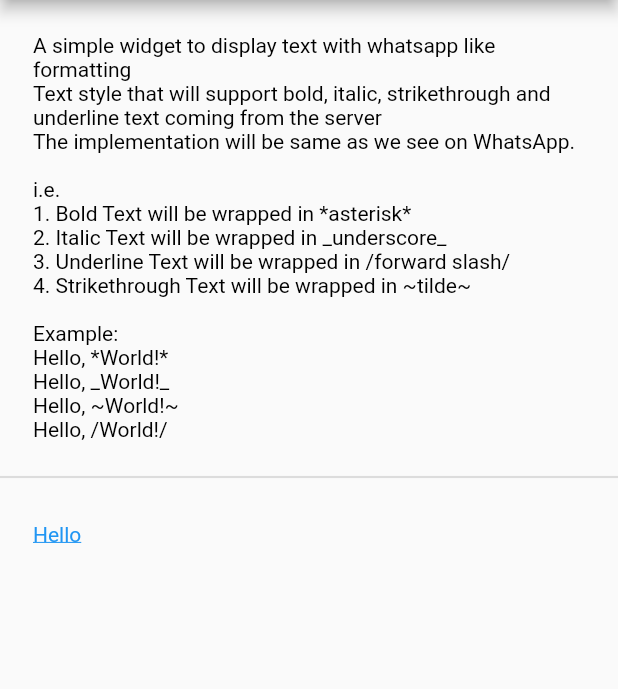
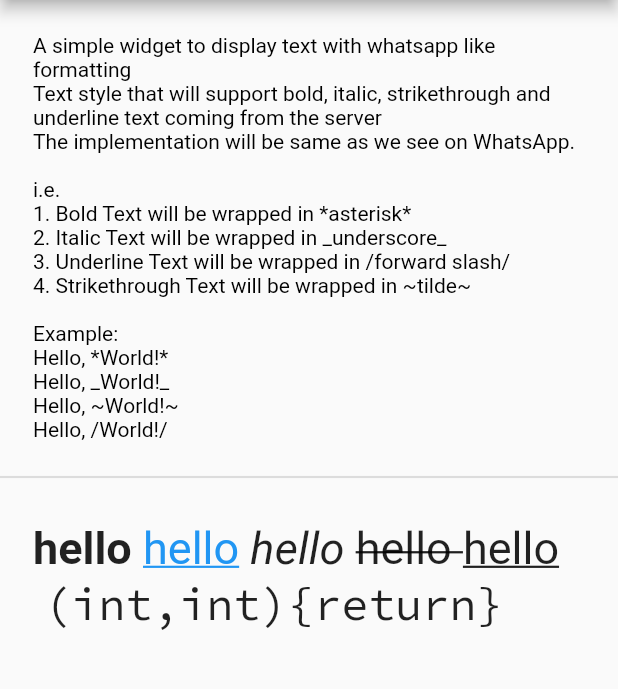
Before and after one commit to rohanjsh/typeset, a Flutter app: the screen it shows after launch, on a phone screen of 412 x 824 dp, the part 84-773 px from its top. Run offline on Flutter 3.47's test engine with Material 2 defaults, Android fonts, the phone set to English and light mode, and no system bars; our stand-ins replace google_fonts.

```diff
--- a/example/lib/main.dart
+++ b/example/lib/main.dart
@@ -72,7 +72,15 @@ Hello, /World!/
               ),
               child: Column(
                 crossAxisAlignment: CrossAxisAlignment.start,
-                children: const [TypeSet(inputText: '[Hello|hello]')],
+                children: const [
+                  TypeSet(
+                    inputText:
+                        '*hello* [hello|https://google.com]  _hello_ ~hello~ //hello// \n `(int,int){return}`',
+                    style: TextStyle(
+                      fontSize: 30,
+                    ),
+                  ),
+                ],
               ),
             )
           ],
@@ -105,9 +113,6 @@ class TypeSetDisplay extends StatelessWidget {
         //style and textAlign is optional
         TypeSet(
           inputText: formattedText,
-          style: const TextStyle(
-            fontSize: 20,
-          ),
         ),
       ],
     );
--- a/lib/src/typeset_parser.dart
+++ b/lib/src/typeset_parser.dart
@@ -1,5 +1,6 @@
 import 'package:flutter/gestures.dart';
 import 'package:flutter/material.dart';
+import 'package:google_fonts/google_fonts.dart';
 import 'package:url_launcher/url_launcher.dart';
 
 ///[TypesetParser] is a class that parses a string of typeset code into
@@ -17,6 +18,9 @@ class TypesetParser {
 
   ///[kUnderlineChar] is the character that will be used to wrap underline text
   static const kUnderlineChar = '//';
+
+  ///[kMonoSpaceChar] is the character that will be used to wrap monospace text
+  static const kMonoSpaceChar = '`';
 
   ///[kLinkStartChar] is the character that will be used to wrap link text start
   static const kLinkStartChar = '[';
@@ -71,13 +75,17 @@ class TypesetParser {
   }
 
   static TextSpan _getLinkSpan(String word) {
+    if (word.length < 3 || !word.startsWith('[') || !word.endsWith(']')) {
+      // The word is not a valid link, return a plain text span.
+      return TextSpan(text: word);
+    }
     final linkParts =
         word.substring(1, word.length - 1).split(kLinkUrlSeparator);
     final linkText = linkParts[0];
     final linkUrl = linkParts[1];
 
     return TextSpan(
-      text: '$linkText$kSpace',
+      text: linkText,
       style: const TextStyle(
         color: Colors.blue,
         decoration: TextDecoration.underline,
@@ -108,6 +116,17 @@ class TypesetParser {
     final hasUnderline = word.startsWith(kUnderlineChar) &&
         word.endsWith(kUnderlineChar) &&
         word.length > 3;
+    final hasMonoSpace = word.startsWith(kMonoSpaceChar) &&
+        word.endsWith(kMonoSpaceChar) &&
+        word.length > 1;
+
+    if (hasMonoSpace) {
+      return GoogleFonts.sourceCodePro(
+        textStyle: const TextStyle(
+          fontWeight: FontWeight.normal,
+        ),
+      );
+    }
 
     return TextStyle(
       fontWeight: hasBold ? FontWeight.bold : null,
--- a/pubspec.yaml
+++ b/pubspec.yaml
@@ -13,6 +13,7 @@ environment:
 dependencies:
   flutter:
     sdk: flutter
+  google_fonts: ^4.0.3
   url_launcher: ^6.1.10
 
 dev_dependencies:
```
Also changed, not shown: .github/workflows/main.yaml, 4 other files.
